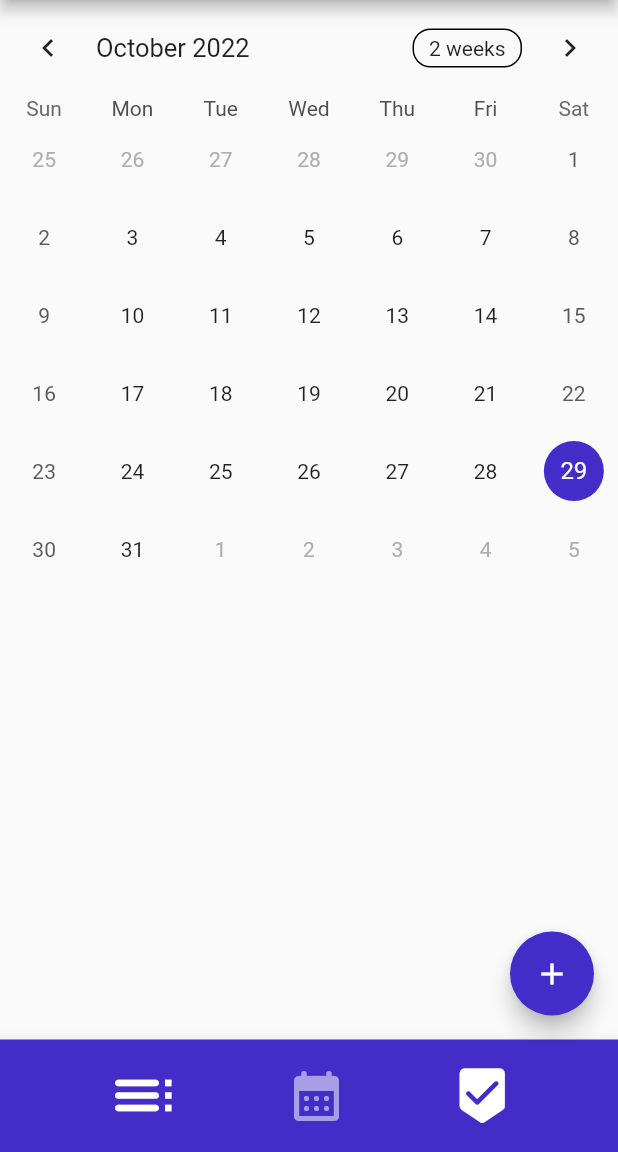
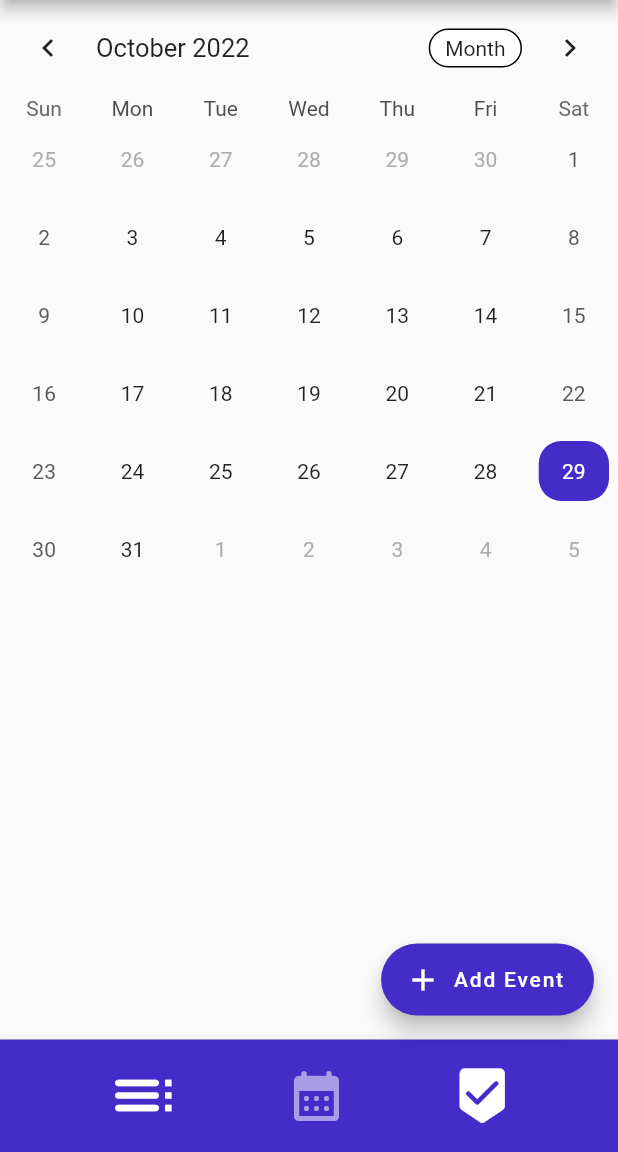
Before and after one commit to Carhn/PlanItOut, a Flutter app: the screen it shows after launch, on a phone screen of 412 x 824 dp, the part 84-1236 px from its top. Run offline on Flutter 3.47's test engine with Material 2 defaults, Android fonts, the phone set to English and light mode, and no system bars; drawn by our look-alikes of table_calendar.

Commit message:
Added calendar events, currently title only

```diff
--- a/planner_cs386/lib/Resources/colors.dart
+++ b/planner_cs386/lib/Resources/colors.dart
@@ -1,3 +1,4 @@
 import 'package:flutter/material.dart';
 
 const Color planItOutPrimary = Color.fromARGB(255, 68, 44, 201);
+const Color planItOutPrimaryFaded = Color.fromARGB(255, 164, 172, 247);
--- a/planner_cs386/lib/eventClass.dart
+++ b/planner_cs386/lib/eventClass.dart
@@ -1,20 +1,12 @@
 class Event {
-  String eventName;
-  int startTime, endTime;
-  bool repeatable;
+  final String title;
+  //final DateTime startTime;
+  //final DateTime endTime;
 
-  Event(this.eventName, this.startTime, this.endTime, this.repeatable);
+  Event({
+    required this.title,
+    /*required this.startTime, required this.endTime*/
+  });
 
-  void addNewEvent() {}
-
-  void setAlarm() {}
-
-  void isRepeatable() {
-    int i;
-    if (repeatable == true) {
-      for (/*number of times to repeat the event*/ i = 0; i < 1; i++) {
-        addNewEvent();
-      }
-    }
-  }
+  String toString() => this.title;
 }
--- a/planner_cs386/lib/main.dart
+++ b/planner_cs386/lib/main.dart
@@ -25,18 +25,27 @@
 }
 
 class _HomeState extends State<Home> {
+  late Map<DateTime, List<Event>> selectedEvents;
   CalendarFormat format = CalendarFormat.month;
   DateTime _selectedDay = DateTime.now();
   DateTime _focusedDay = DateTime.now();
 
-  late Map<DateTime, List<dynamic>> _events;
-  late List<dynamic> _selectedEvents;
+  late TextEditingController _eventController = TextEditingController();
 
   @override
   void initState() {
+    selectedEvents = {};
     super.initState();
-    _events = {};
-    _selectedEvents = [];
+  }
+
+  List<Event> _getEventsFromDay(DateTime date) {
+    return selectedEvents[date] ?? [];
+  }
+
+  @override
+  void dispose() {
+    _eventController.dispose();
+    super.dispose();
   }
 
   @override
@@ -53,7 +62,11 @@
                 ),
                 Text('Calendar')
               ])),
-      body: TableCalendar(
+      body: SingleChildScrollView(
+        child: Column(
+          children: [
+            TableCalendar(
+              startingDayOfWeek: StartingDayOfWeek.sunday,
               focusedDay: _selectedDay,
               firstDay: DateTime(1990),
               lastDay: DateTime(2050),
@@ -63,13 +76,46 @@
                   format = _format;
                 });
               },
-        startingDayOfWeek: StartingDayOfWeek.sunday,
-        calendarStyle: const CalendarStyle(
+
+              eventLoader: _getEventsFromDay,
+
+              // Calendar stylization
+              headerStyle: HeaderStyle(
+                formatButtonShowsNext: false,
+                formatButtonTextStyle: const TextStyle(),
+                formatButtonDecoration: BoxDecoration(
+                  border: Border.all(color: Colors.black),
+                  color: Colors.white,
+                  shape: BoxShape.rectangle,
+                  borderRadius: BorderRadius.circular(15.0),
+                ),
+              ),
+              calendarStyle: CalendarStyle(
                 isTodayHighlighted: true,
                 selectedDecoration: BoxDecoration(
                   color: planItOutPrimary,
-              shape: BoxShape.circle,
-            )),
+                  shape: BoxShape.rectangle,
+                  borderRadius: BorderRadius.circular(15.0),
+                ),
+                todayDecoration: BoxDecoration(
+                  color: planItOutPrimaryFaded,
+                  shape: BoxShape.rectangle,
+                  borderRadius: BorderRadius.circular(15.0),
+                ),
+                selectedTextStyle: TextStyle(color: Colors.white),
+                defaultDecoration: BoxDecoration(
+                  shape: BoxShape.rectangle,
+                  borderRadius: BorderRadius.circular(15.0),
+                ),
+                weekendDecoration: BoxDecoration(
+                  shape: BoxShape.rectangle,
+                  borderRadius: BorderRadius.circular(15.0),
+                ),
+                outsideDecoration: BoxDecoration(
+                  shape: BoxShape.rectangle,
+                  borderRadius: BorderRadius.circular(15.0),
+                ),
+              ),
               selectedDayPredicate: (day) {
                 return isSameDay(_selectedDay, day);
               },
@@ -80,12 +126,48 @@
                 });
               },
             ),
-      floatingActionButton: FloatingActionButton(
+            ..._getEventsFromDay(_selectedDay)
+                .map((Event event) => ListTile(title: Text(event.title))),
+          ],
+        ),
+      ),
+      floatingActionButton: FloatingActionButton.extended(
+        onPressed: () => showDialog(
+            context: context,
+            builder: ((context) => AlertDialog(
+                  title: Text('Add Event'),
+                  content: TextFormField(
+                    controller: _eventController,
+                  ),
+                  actions: [
+                    TextButton(
+                        child: Text('Cancel'),
+                        onPressed: () => Navigator.pop(context)),
+                    TextButton(
+                      child: Text('OK'),
                       onPressed: () {
-          //Event.addNewEvent();
+                        if (_eventController.text.isEmpty) {
+                        } else {
+                          if (selectedEvents[_selectedDay] != null) {
+                            selectedEvents[_selectedDay]
+                                ?.add(Event(title: _eventController.text));
+                          } else {
+                            selectedEvents[_selectedDay] = [
+                              Event(title: _eventController.text)
+                            ];
+                          }
+                        }
+                        Navigator.pop(context);
+                        _eventController.clear();
+                        setState(() {});
+                        return;
                       },
+                    ),
+                  ],
+                ))),
         backgroundColor: planItOutPrimary,
-        child: const Icon(Icons.add_outlined),
+        label: Text("Add Event"),
+        icon: Icon(Icons.add),
       ),
       bottomNavigationBar: BottomAppBar(
         color: planItOutPrimary,
```
Lines whose indentation alone changed are shown as unchanged.
